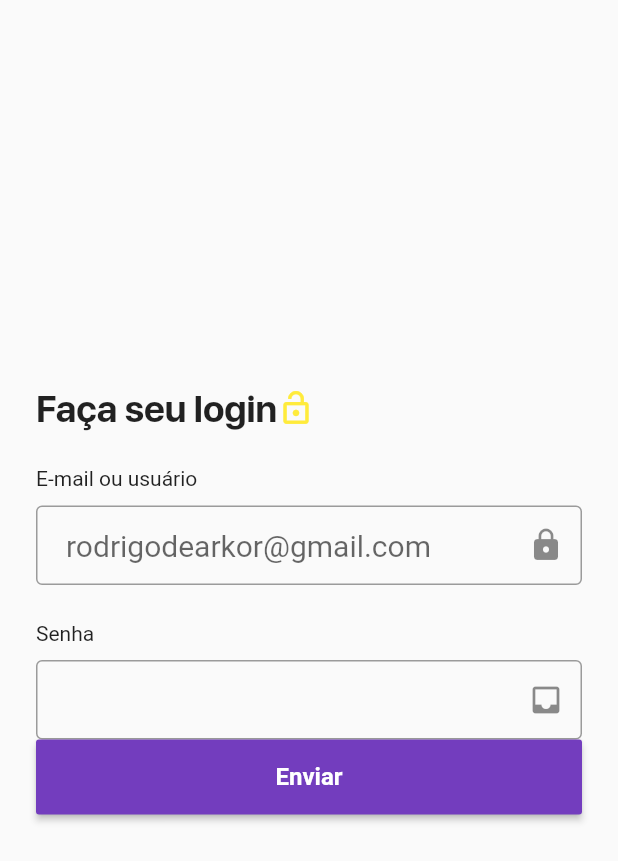
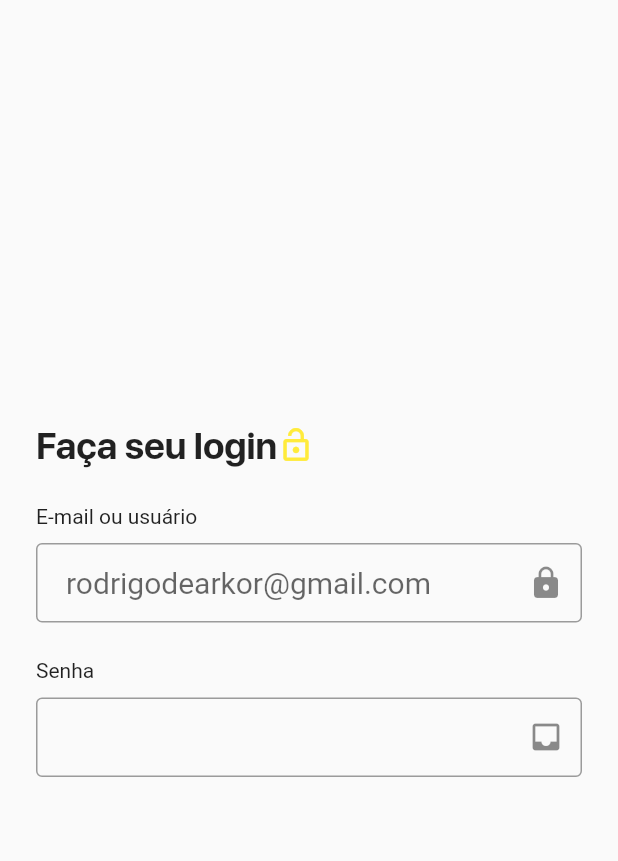
Before and after one commit to rodrigodearkor/desafio_agenda_edu, a Flutter app: the screen it shows after launch, on a phone screen of 412 x 824 dp. Shown: the top 861 px of the screen. Run offline on Flutter 3.47's test engine with Material 2 defaults, Android fonts, the phone set to English and light mode, and no system bars.

Commit message:
refactoring login screen

```diff
--- a/lib/view/login_screen.dart
+++ b/lib/view/login_screen.dart
@@ -14,8 +14,10 @@ class _LoginScreenState extends State<LoginScreen> {
         mainAxisSize: MainAxisSize.max,
         children: <Widget>[
           Padding(
-            padding: const EdgeInsets.only(left: 24),
-            child: Row(
+            padding: const EdgeInsets.symmetric(horizontal: 24),
+            child: Column(
+              children: <Widget>[
+                Row(
                   children: <Widget>[
                     Text(
                       'Faça seu login',
@@ -32,11 +34,9 @@ class _LoginScreenState extends State<LoginScreen> {
                     )
                   ],
                 ),
+                SizedBox(
+                  height: 24,
                 ),
-          Padding(
-            padding: const EdgeInsets.all(24),
-            child: Column(
-              children: <Widget>[
                 Container(
                     alignment: Alignment.centerLeft,
                     padding: const EdgeInsets.only(bottom: 10),
@@ -56,15 +56,14 @@ class _LoginScreenState extends State<LoginScreen> {
                       style: TextStyle(fontSize: 14),
                     )),
                 _buildPassword(),
-                Expanded(
-                  child: Align(
-                    alignment: FractionalOffset.bottomCenter,
-                    child: _buildLoginButton(context)
+                SizedBox(height: 24,),
+                // Align(
+                //   alignment: FractionalOffset.bottomCenter,
+                //   child: _buildLoginButton(context),
+                // ),
+              ],
             ),
           ),
-              ],
-            ),
-          )
         ],
       ),
     );
@@ -101,8 +100,9 @@ class _LoginScreenState extends State<LoginScreen> {
   Widget _buildLoginButton(BuildContext context) {
     final color = Theme.of(context).primaryColor;
     return Container(
-      width: double.infinity,
-      height: 50,
+      constraints: BoxConstraints.expand(
+        height: 50
+      ),
       decoration: BoxDecoration(
         borderRadius: BorderRadius.circular(33),
       ),
```
Lines whose indentation alone changed are shown as unchanged.
